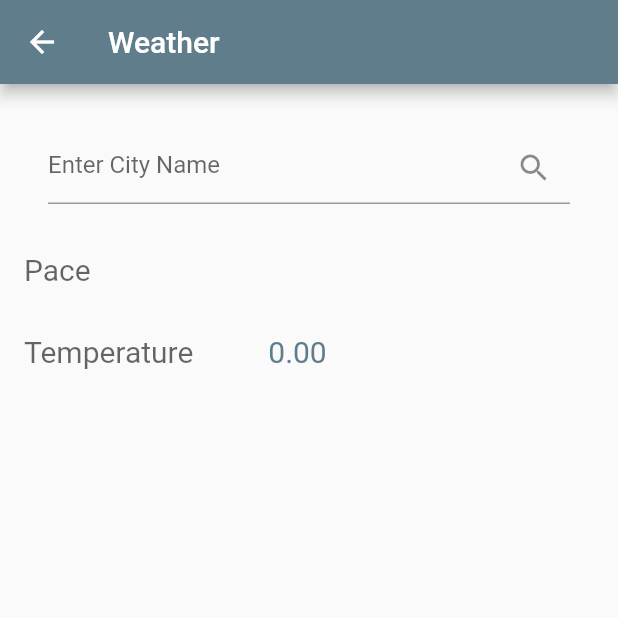
After one commit to sattar-kuet/flutter, a Flutter app: the WeatherScreen screen opened directly, on a phone screen of 412 x 824 dp, the top half of it. The commit adds this screen. Run offline on Flutter 3.47's test engine with Material 2 defaults, Android fonts, the phone set to English and light mode, and no system bars.

Commit message:
push update

```diff
--- a/lib/data/http_helper.dart
+++ b/lib/data/http_helper.dart
@@ -1,4 +1,7 @@
-import 'package:http/http.dart';
+import 'package:global_fitness/data/weather.dart';
+import 'package:http/http.dart' as http;
+import 'dart:convert';
+import '../data/weather.dart';
 
 class HttpHelper {
   //https://api.openweathermap.org/data/2.5/weather?lat=35&lon=139&appid=29c7503bd044159c3eab22f39848ede8
@@ -6,5 +9,12 @@ class HttpHelper {
   final String path = 'data/2.5/weather';
   final String apiKey = '29c7503bd044159c3eab22f39848ede8';
 
-  Future<String> getWeather
+  Future<Weather> getWeather(String cityName) async {
+    Map<String, dynamic> parameters = {'q': cityName, 'appid': apiKey};
+    Uri uri = Uri.https(authority, path, parameters);
+    http.Response result = await http.get(uri);
+    Map<String, dynamic> data = json.decode(result.body);
+    Weather weather = Weather.fromJson(data);
+    return weather;
+  }
 }
--- /dev/null
+++ b/lib/data/weather.dart
@@ -0,0 +1,20 @@
+class Weather {
+  String name = '';
+  String description = '';
+  double temperature = 0;
+  double perceived = 0;
+  int pressure = 0;
+  int humidity = 0;
+
+  Weather(this.name, this.description, this.temperature, this.perceived,
+      this.pressure, this.humidity);
+
+  Weather.fromJson(Map<String, dynamic> weatherMap) {
+    this.name = weatherMap['name'];
+    this.temperature = weatherMap['main']['temp'];
+    this.perceived = weatherMap['main']['feels_like'];
+    this.pressure = weatherMap['main']['pressure'];
+    this.humidity = weatherMap['main']['humidity'];
+    this.description = weatherMap['weather'][0]['description'] ?? '';
+  }
+}
--- /dev/null
+++ b/lib/screens/weather_screen.dart
@@ -0,0 +1,79 @@
+import 'package:flutter/material.dart';
+import '../data/http_helper.dart';
+import '../data/weather.dart';
+
+class WeatherScreen extends StatefulWidget {
+  const WeatherScreen({Key? key}) : super(key: key);
+
+  @override
+  State<WeatherScreen> createState() => _WeatherScreenState();
+}
+
+class _WeatherScreenState extends State<WeatherScreen> {
+  final TextEditingController txtCityName = TextEditingController();
+  Weather weather = Weather('', '', 0, 0, 0, 0);
+  @override
+  Widget build(BuildContext context) {
+    return Scaffold(
+      appBar: AppBar(
+        title: Text('Weather'),
+      ),
+      body: Padding(
+        padding: EdgeInsets.all(16),
+        child: ListView(
+          children: [
+            Padding(
+              padding: EdgeInsets.all(16),
+              child: TextField(
+                controller: txtCityName,
+                decoration: InputDecoration(
+                    hintText: 'Enter City Name',
+                    suffixIcon: IconButton(
+                      icon: Icon(Icons.search),
+                      onPressed: getWeather,
+                    )),
+              ),
+            ),
+            weatherRow('Pace', weather.name),
+            weatherRow('Temperature', weather.temperature.toStringAsFixed(2)),
+          ],
+        ),
+      ),
+    );
+  }
+
+  Future getWeather() async {
+    HttpHelper helper = HttpHelper();
+    weather = await helper.getWeather(txtCityName.text);
+    setState(() {});
+  }
+
+  Widget weatherRow(String label, String value) {
+    Widget row = Padding(
+      padding: EdgeInsets.symmetric(vertical: 16),
+      child: Row(
+        children: [
+          Expanded(
+              flex: 3,
+              child: Text(
+                label,
+                style: TextStyle(
+                  fontSize: 20,
+                  color: Theme.of(context).hintColor,
+                ),
+              )),
+          Expanded(
+              flex: 4,
+              child: Text(
+                value,
+                style: TextStyle(
+                  fontSize: 20,
+                  color: Theme.of(context).primaryColor,
+                ),
+              )),
+        ],
+      ),
+    );
+    return row;
+  }
+}
--- a/lib/shared/menu_drawer.dart
+++ b/lib/shared/menu_drawer.dart
@@ -1,6 +1,7 @@
 import 'package:flutter/material.dart';
+import '../screens/intro_screen.dart';
 import '../screens/bmi_screen.dart';
-import '../screens/intro_screen.dart';
+import '../screens/weather_screen.dart';
 
 class MenuDrawer extends StatelessWidget {
   const MenuDrawer({Key? key}) : super(key: key);
@@ -50,6 +51,9 @@ class MenuDrawer extends StatelessWidget {
             case 'BMI Calculator':
               screen = BmiScreen();
               break;
+            case 'Weather':
+              screen = WeatherScreen();
+              break;
           }
           Navigator.of(context).pop();
           Navigator.of(context)
```
